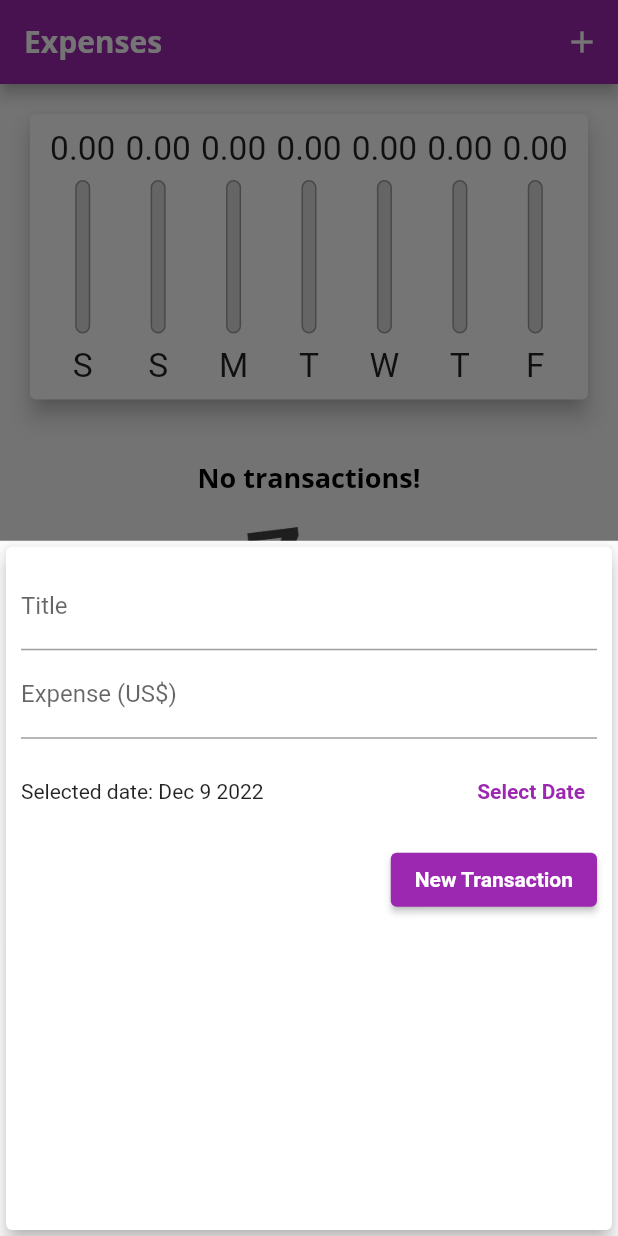
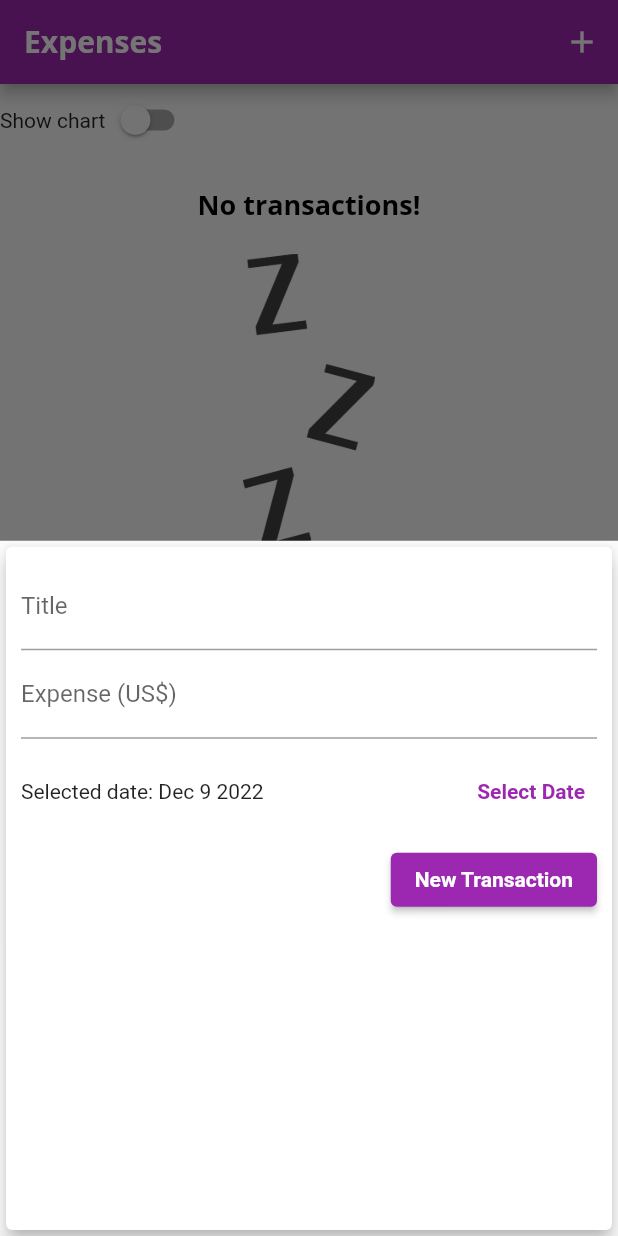
Before and after one commit to santclear/expenses, a Flutter app: the screen it shows after launch, after a tap on the "add" icon, on a phone screen of 412 x 824 dp. Run offline on Flutter 3.47's test engine with Material 2 defaults, Android fonts, the phone set to English and light mode, and no system bars.

Commit message:
45 - Show/hide chart by Switch widget.

```diff
--- a/lib/main.dart
+++ b/lib/main.dart
@@ -55,6 +55,7 @@ class MyHomePage extends StatefulWidget {
 
 class _MyHomePageState extends State<MyHomePage> {
   final List<Transaction> _transactions = [];
+  bool _showChart = false;
 
   List<Transaction> get _recentTransactions {
     return _transactions.where((tr) {
@@ -95,7 +96,6 @@ class _MyHomePageState extends State<MyHomePage> {
 
   @override
   Widget build(BuildContext context) {
-
     final appBar = AppBar(
       title: const Text('Expenses'),
       actions: <Widget>[
@@ -106,20 +106,35 @@ class _MyHomePageState extends State<MyHomePage> {
       ],
     );
 
-    final availableHeight = MediaQuery.of(context).size.height
-        - appBar.preferredSize.height
-        - MediaQuery.of(context).padding.top;
+    final availableHeight = MediaQuery.of(context).size.height -
+        appBar.preferredSize.height -
+        MediaQuery.of(context).padding.top;
 
     return Scaffold(
       appBar: appBar,
       body: SingleChildScrollView(
         child: Column(
-          crossAxisAlignment: CrossAxisAlignment.stretch,
+          crossAxisAlignment: CrossAxisAlignment.center,
           children: <Widget>[
+            Row(
+              children: <Widget>[
+                const Text('Show chart'),
+                Switch(
+                  onChanged: (value) {
+                    setState(() {
+                      _showChart = value;
+                    });
+                  },
+                  value: _showChart,
+                ),
+              ],
+            ),
+            if (_showChart)
               SizedBox(
                 height: availableHeight * 0.3,
                 child: Chart(_recentTransactions),
               ),
+            if (!_showChart)
               SizedBox(
                 height: availableHeight * 0.7,
                 child: TransactionList(_transactions, _removeTransaction),
```
Lines whose indentation alone changed are shown as unchanged.
